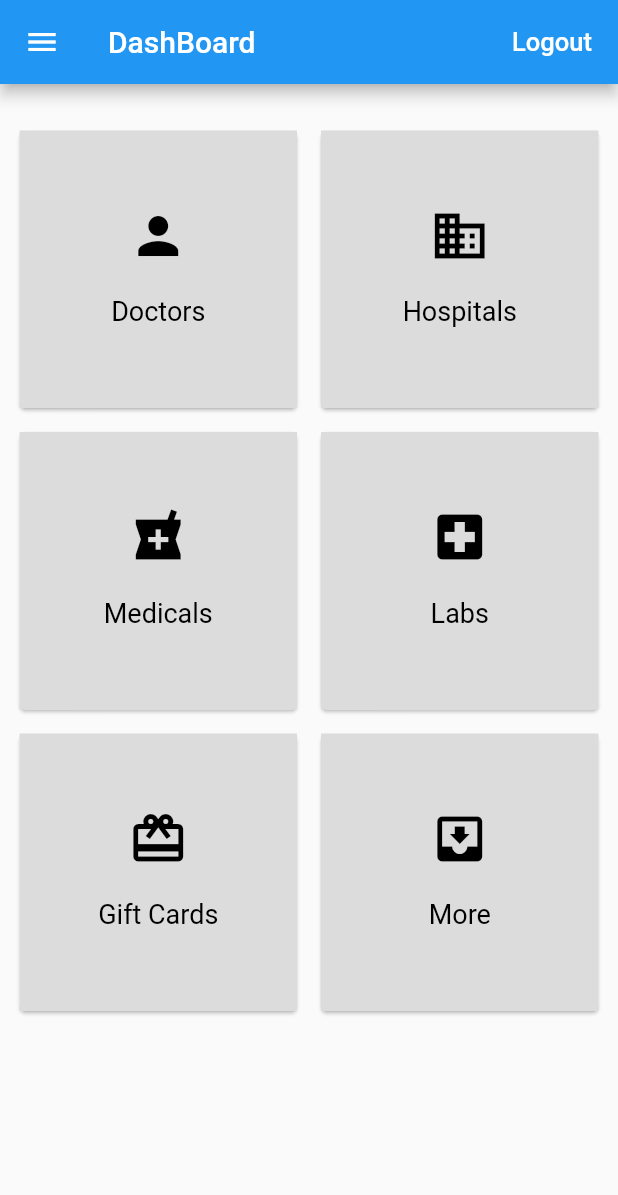
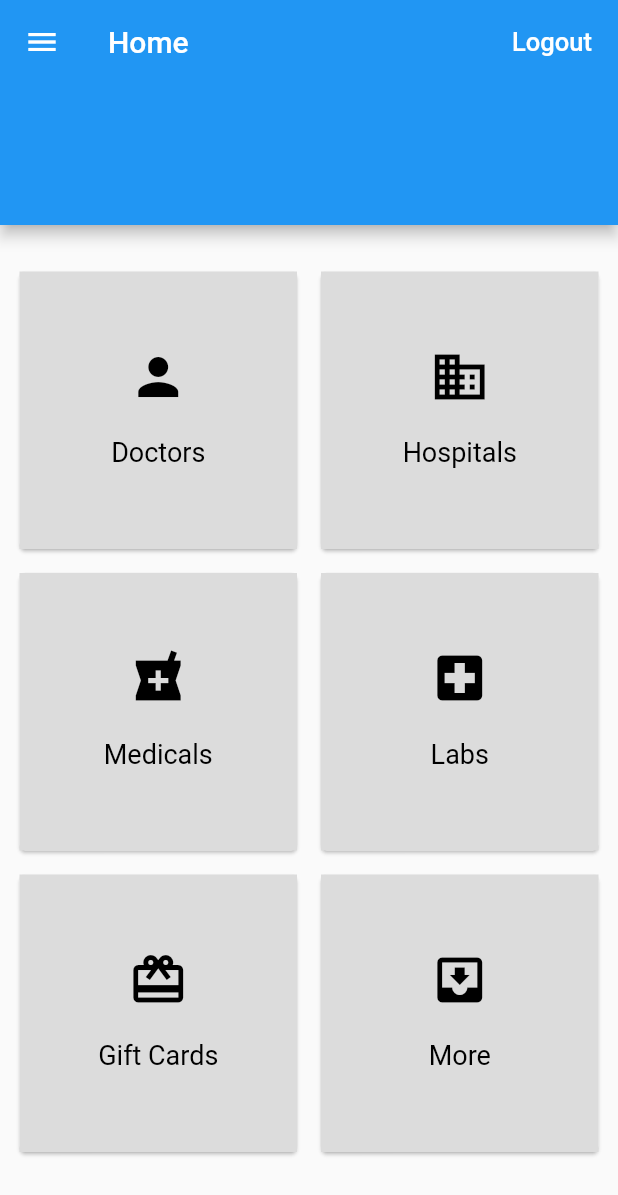
Before and after one commit to esw77277/flutter_hospital_feedback, a Flutter app: the Home screen opened directly, on a phone screen of 412 x 824 dp. Shown: the top 1195 px of the screen. Run offline on Flutter 3.47's test engine with Material 2 defaults, Android fonts, the phone set to English and light mode, and no system bars; our stand-ins replace cloud_firestore, firebase_auth, firebase_database, flutter_rating_bar, flutter_signin_button, pie_chart; missing offline and left inert: grouped_buttons; accounts and stored records are empty; generated files the repository leaves out were written again; network calls fail.

Commit message:
dashboard,userlist,homepage

```diff
--- a/flutter_login_demo-master/lib/pages/dashboard.dart
+++ b/flutter_login_demo-master/lib/pages/dashboard.dart
@@ -38,7 +38,28 @@ class _HomePage extends State<Home> {
   @override
   Widget build(BuildContext context) {
     return new Scaffold(
-      appBar: new AppBar(
+      appBar: PreferredSize(
+          preferredSize: Size.fromHeight(150.0), // here the desired height
+          child: AppBar(
+            title: new Text('Home'),
+            //backgroundColor: const Color(0xFF0099a9),
+            actions: <Widget>[
+              new FlatButton(
+                  child: new Text('Logout',
+                      style:
+                      new TextStyle(fontSize: 17.0, color: Colors.white)),
+                  onPressed: () {
+                    Navigator.push(
+                      context,
+                      MaterialPageRoute(
+                          builder: (context) => LoginSignUpPage()),
+                    );
+                  })
+            ],
+          )),
+      /*appBar: new
+
+      AppBar(
         title: new Text('DashBoard'),
         actions: <Widget>[
           new FlatButton(
@@ -52,7 +73,7 @@ class _HomePage extends State<Home> {
                 );
               })
         ],
-      ),
+      ),*/
       drawer: new Drawer(
         child: new ListView(
           children: [
```
Also changed, not shown: flutter_login_demo-master/lib/pages/home_page.dart (+48 -14 lines), flutter_login_demo-master/lib/pages/userlist.dart (+29 -7 lines).
